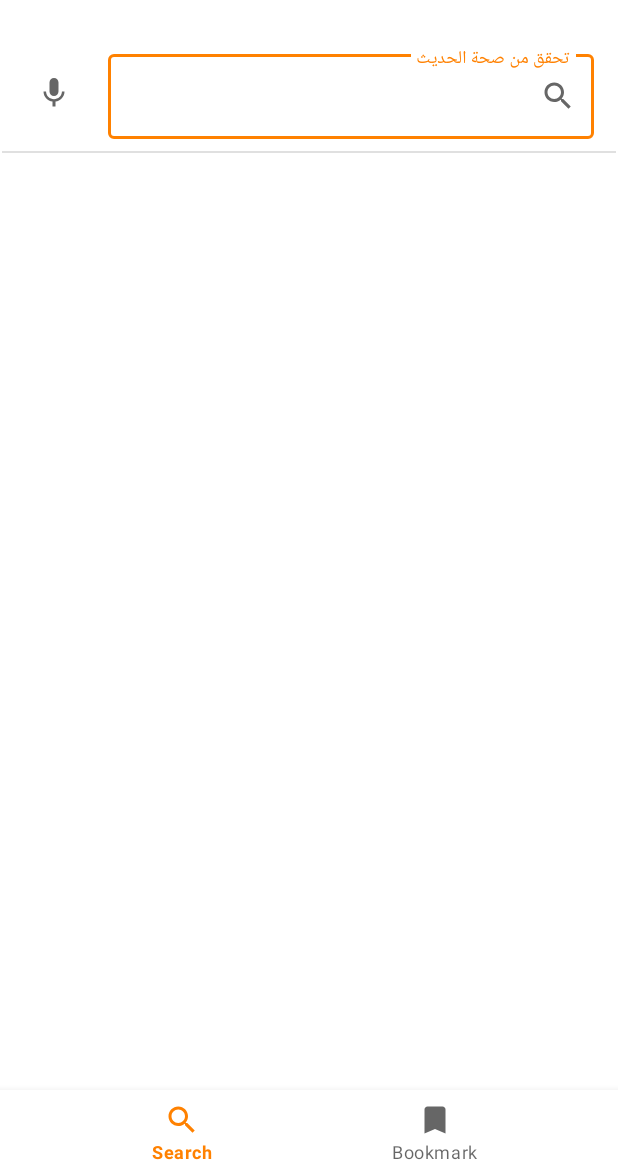
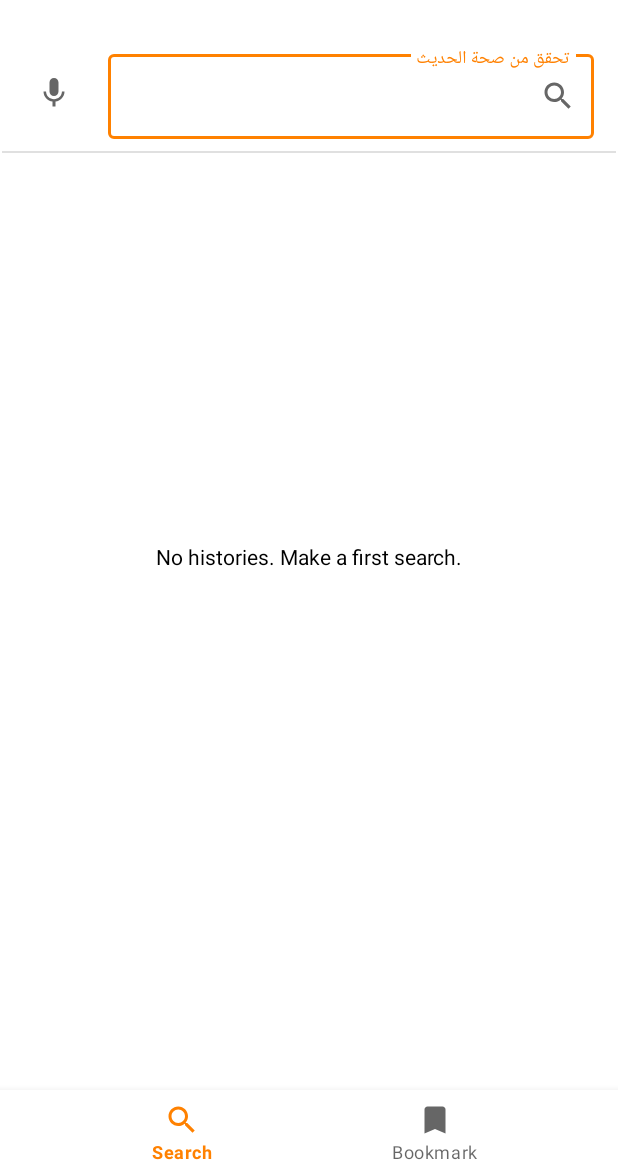
Before and after one commit to ihfazhillah/SimpleDorar, an Android app: the screen it shows after launch (MainActivity), on a phone screen of 412 x 824 dp, the part 62-1236 px from its top. Run offline under Robolectric (Android 15) with nearby library versions, the phone set to English and light mode, and no system bars; our stand-ins replace Room's generated code, data binding, navigation-ui; Roboto replaces fonts that are not available here.

Commit message:
show hide no result and no history

```diff
--- a/app/src/main/java/com/ihfazh/simpledorar/bookmark/BookmarkHadithBottomSheet.kt
+++ b/app/src/main/java/com/ihfazh/simpledorar/bookmark/BookmarkHadithBottomSheet.kt
@@ -13,6 +13,7 @@ import androidx.recyclerview.widget.LinearLayoutManager
 import com.google.android.material.bottomsheet.BottomSheetBehavior
 import com.google.android.material.bottomsheet.BottomSheetDialog
 import com.google.android.material.bottomsheet.BottomSheetDialogFragment
+import com.google.android.material.textfield.TextInputEditText
 import com.google.android.material.textfield.TextInputLayout
 import com.ihfazh.simpledorar.R
 import com.ihfazh.simpledorar.databinding.BottomSheetBookmarkHadithBinding
@@ -74,7 +75,8 @@ class BookmarkHadithBottomSheet(private val item: ResultItem): BottomSheetDialog
             resources.getDimensionPixelOffset(R.dimen.dp_19),
             0
         )
-        val input = EditText(context)
+        val input = TextInputEditText(context)
+        input.setText( viewModel.searchText.value?.toString() ?: "")
         textInputLayout.hint = "Bookmark Category"
         textInputLayout.addView(input)
 
--- a/app/src/main/java/com/ihfazh/simpledorar/search/SearchFragment.kt
+++ b/app/src/main/java/com/ihfazh/simpledorar/search/SearchFragment.kt
@@ -123,23 +123,45 @@ class SearchFragment : Fragment() {
 
     private fun toggleViewByState(state: SearchState?) {
         viewBinding?.let { binding ->
-            val views = listOf(
+            val bindings = listOf(
                 binding.searchHistory,
-                binding.searchResults
+                binding.searchResults,
             )
 
+            val bindingMaps = mapOf(
+                SearchState.HasHistory to binding.searchHistory,
+                SearchState.SearchResult to binding.searchResults,
+            )
+
+            state?.let {
+                val view = bindingMaps[it]
+                bindings.forEach { v ->
+                    if (v == view){
+                        v.root.visibility = View.VISIBLE
+                    } else {
+                        v.root.visibility = View.INVISIBLE
+                    }
+
+                }
+            }
+
+            // for default view
+            val views = listOf(
+                binding.noHistory,
+                binding.noResult
+            )
             val viewMaps = mapOf(
-                SearchState.HasHistory to binding.searchHistory,
-                SearchState.SearchResult to binding.searchResults
+                SearchState.NoSearchResult to binding.noResult,
+                SearchState.NoHistory to binding.noHistory,
             )
 
             state?.let {
                 val view = viewMaps[it]
                 views.forEach { v ->
                     if (v == view){
-                        v.root.visibility = View.VISIBLE
+                        v.visibility = View.VISIBLE
                     } else {
-                        v.root.visibility = View.INVISIBLE
+                        v.visibility = View.INVISIBLE
                     }
 
                 }
--- a/app/src/main/java/com/ihfazh/simpledorar/search/SearchResultDetailViewModel.kt
+++ b/app/src/main/java/com/ihfazh/simpledorar/search/SearchResultDetailViewModel.kt
@@ -31,24 +31,6 @@ class SearchResultDetailViewModel(application: Application): AndroidViewModel(ap
     }
 
 
-    init {
-
-//        searchText.map {
-//            repo.searchCategory(it)
-//        }
-//
-//        viewModelScope.launch(Dispatchers.IO){
-//            searchText.asFlow().collect{ text ->
-//                Log.d("SearchResultDetailViewModel", "current text: $text: ")
-//                repo.searchCategory(text).collect{
-//                    categories.postValue(it)
-//                }
-//
-//            }
-//        }
-
-    }
-
     fun saveHadith(hadith: ResultItem){
         if (selectedBookmark.value == null) return
 
@@ -64,13 +46,11 @@ class SearchResultDetailViewModel(application: Application): AndroidViewModel(ap
                 hadith.hokm,
                 selectedBookmark.value!!
             ))
+            searchText.postValue("")
         }
+
     }
 
-//    fun createBookmark(text: String) =
-//        viewModelScope.launch(Dispatchers.IO){
-//            repo.inputCategory(text)
-//        }
 
     fun setSelectedBookmark(bookmarkCategory: BookmarkCategory) {
         viewModelScope.launch(Dispatchers.IO) {
--- a/app/src/main/res/layout/bottom_sheet_bookmark_hadith.xml
+++ b/app/src/main/res/layout/bottom_sheet_bookmark_hadith.xml
@@ -60,7 +60,8 @@
 
             <androidx.recyclerview.widget.RecyclerView
                 android:layout_width="0dp"
-                android:layout_height="wrap_content"
+                android:layout_height="0dp"
+                app:layout_constraintHeight_default="wrap"
                 app:layout_constraintTop_toBottomOf="@id/categorySearchWrapper"
                 app:layout_constraintBottom_toTopOf="@id/btn_add_new_bookmark"
                 app:layout_constraintStart_toStartOf="parent"
--- a/app/src/main/res/layout/fragment_search.xml
+++ b/app/src/main/res/layout/fragment_search.xml
@@ -109,6 +109,30 @@
             android:visibility="visible"
             />
 
+        <TextView
+            android:layout_width="wrap_content"
+            android:layout_height="wrap_content"
+            android:text="@string/no_history"
+            android:id="@+id/noHistory"
+            app:layout_constraintStart_toStartOf="parent"
+            app:layout_constraintTop_toTopOf="parent"
+            app:layout_constraintBottom_toBottomOf="parent"
+            app:layout_constraintEnd_toEndOf="parent"
+            android:visibility="gone"
+            />
+
+        <TextView
+            android:layout_width="wrap_content"
+            android:layout_height="wrap_content"
+            android:text="@string/no_result"
+            android:id="@+id/noResult"
+            app:layout_constraintStart_toStartOf="parent"
+            app:layout_constraintTop_toTopOf="parent"
+            app:layout_constraintBottom_toBottomOf="parent"
+            app:layout_constraintEnd_toEndOf="parent"
+            android:visibility="gone"
+            />
+
 
     </androidx.constraintlayout.widget.ConstraintLayout>
 </layout>
--- a/app/src/main/res/values/strings.xml
+++ b/app/src/main/res/values/strings.xml
@@ -43,4 +43,6 @@
     <string name="no">no</string>
     <string name="change_category">change category</string>
     <string name="add_new_bookmark">add new bookmark</string>
+    <string name="no_history">No histories. Make a first search.</string>
+    <string name="no_result">No result found. Refine your search query</string>
 </resources>
```
